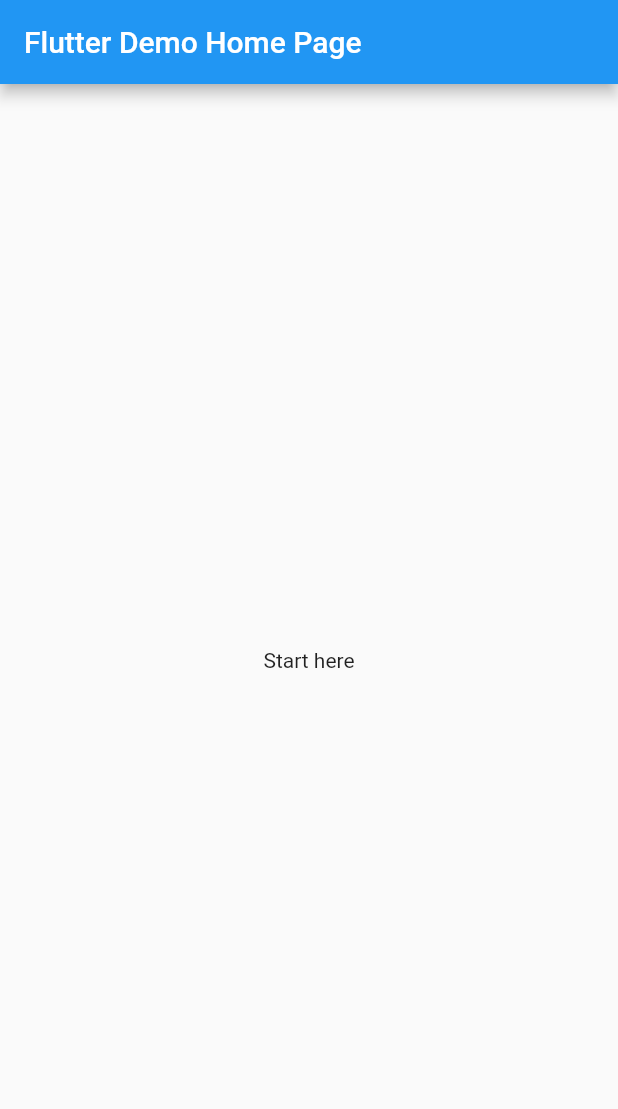
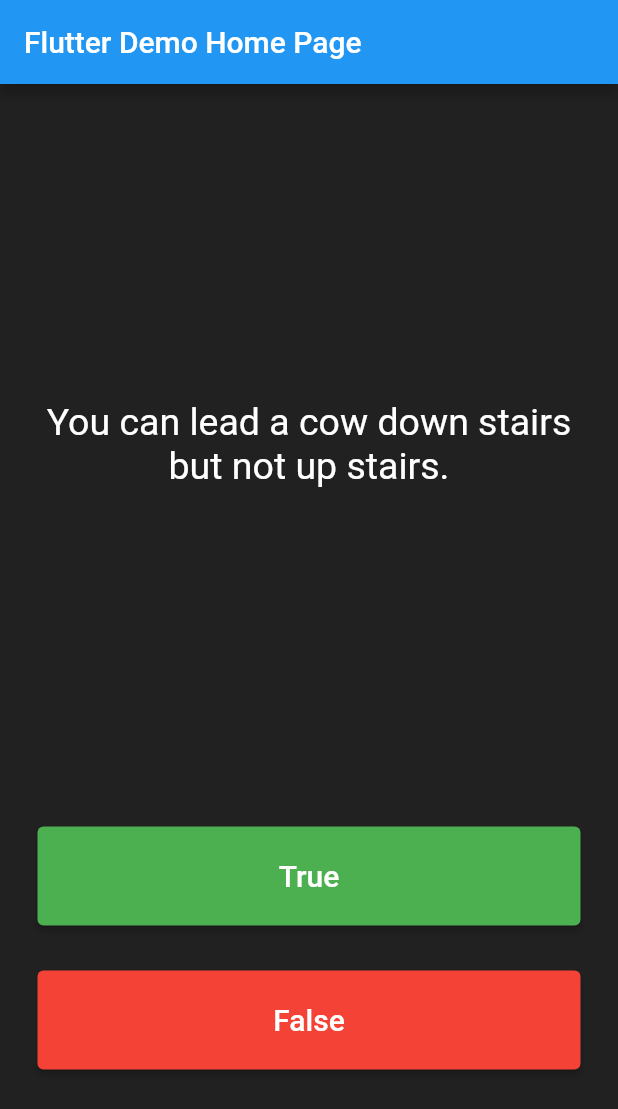
Before and after one commit to Grekoff18/Quizzler, a Flutter app: the screen it shows after launch, on a phone screen of 412 x 824 dp. Shown: the top 1109 px of the screen. Run offline on Flutter 3.47's test engine with Material 2 defaults, Android fonts, the phone set to English and light mode, and no system bars.

Commit message:
feat: split our app on a different part

```diff
--- a/lib/main.dart
+++ b/lib/main.dart
@@ -1,4 +1,7 @@
 import 'package:flutter/material.dart';
+import 'quiz_brain.dart';
+
+QuizBrain quizBrain = QuizBrain();
 
 void main() {
   runApp(MyApp());
@@ -25,27 +28,100 @@ class Quizzler extends StatefulWidget {
 
 class _QuizzlerState extends State<Quizzler> {
 
+  List<Icon> scoreList = [];
+
+  int questionNumber = 0;
+
   @override
   Widget build(BuildContext context) {
     return Scaffold(
+      backgroundColor: Colors.grey.shade900,
       appBar: AppBar(
         title: Text(widget.title),
       ),
-      body: Column(
+      body: SafeArea(
+        child: Padding(
+          padding: const EdgeInsets.symmetric(horizontal: 10.0),
+          child: Column(
             mainAxisAlignment: MainAxisAlignment.spaceBetween,
             crossAxisAlignment: CrossAxisAlignment.stretch,
             children: [
               Expanded(
+                flex: 5,
                 child: Padding(
                   padding: EdgeInsets.all(10.0),
                   child: Center(
                     child: Text(
-                  "Start here"
+                      quizBrain.questionList[questionNumber].getText(),
+                      textAlign: TextAlign.center,
+                      style: TextStyle(
+                        fontSize: 25.0,
+                        color: Colors.white
                       ),
+                    ),
+                  ),
+                ),
+              ),
+              Expanded(
+                child: Padding(
+                  padding: EdgeInsets.all(15.0),
+                  child: ElevatedButton(
+                    style: ButtonStyle(
+                      backgroundColor: MaterialStateProperty.all<Color>(Colors.green)
+                    ),
+                    child: Text(
+                      'True',
+                      style: TextStyle(
+                        color: Colors.white,
+                        fontSize: 20.0,
+                      ),
+                    ),
+                    onPressed: () {
+                      quizBrain.questionList[questionNumber].questionAnswer = true;
+
+                      setState(() {
+                        questionNumber == 2 ? questionNumber = 0 : questionNumber++;
+                        scoreList.add(
+                          Icon(
+                            Icons.check,
+                            color: Colors.green,
                           )
-            )
-          )
+                        );
+                      });
+                    },
+                  ),
+                ),
+              ),
+              Expanded(
+                child: Padding(
+                  padding: EdgeInsets.all(15.0),
+                  child: ElevatedButton(
+                    style: ButtonStyle(
+                      backgroundColor: MaterialStateProperty.all<Color>(Colors.red)
+                    ),
+                    child: Text(
+                      'False',
+                      style: TextStyle(
+                        fontSize: 20.0,
+                        color: Colors.white,
+                      ),
+                    ),
+                    onPressed: () {
+                      setState(() {
+                        questionNumber == 2 ? questionNumber = 0 : questionNumber++;
+                      });
+                    },
+                  ),
+                ),
+              ),
+              Expanded(
+                child: Wrap(
+                  children: scoreList,
+                ),
+              ),
             ],
+          ),
+        ),
       )
     );
   }
--- /dev/null
+++ b/lib/quiz_brain.dart
@@ -0,0 +1,34 @@
+import 'questions.dart';
+
+class QuizBrain {
+  List<Question> questionList = [
+    Question('You can lead a cow down stairs but not up stairs.', false),
+    Question('Approximately one quarter of human bones are in the feet.', true),
+    Question("A slug's blood is green.", true),
+    Question('Some cats are actually allergic to humans', true),
+    Question('You can lead a cow down stairs but not up stairs.', false),
+    Question('Approximately one quarter of human bones are in the feet.', true),
+    Question('A slug\'s blood is green.', true),
+    Question('Buzz Aldrin\'s mother\'s maiden name was \"Moon\".', true),
+    Question('It is illegal to pee in the Ocean in Portugal.', true),
+    Question(
+        'No piece of square dry paper can be folded in half more than 7 times.',
+        false),
+    Question(
+        'In London, UK, if you happen to die in the House of Parliament, you are technically entitled to a state funeral, because the building is considered too sacred a place.',
+        true),
+    Question(
+        'The loudest sound produced by any animal is 188 decibels. That animal is the African Elephant.',
+        false),
+    Question(
+        'The total surface area of two human lungs is approximately 70 square metres.',
+        true),
+    Question('Google was originally called \"Backrub\".', true),
+    Question(
+        'Chocolate affects a dog\'s heart and nervous system; a few ounces are enough to kill a small dog.',
+        true),
+    Question(
+        'In West Virginia, USA, if you accidentally hit an animal with your car, you are free to take it home to eat.',
+        true),
+  ];
+}
```
Also changed, not shown: lib/questions.dart (added, +17 -0 lines). Lines whose indentation alone changed are shown as unchanged.
